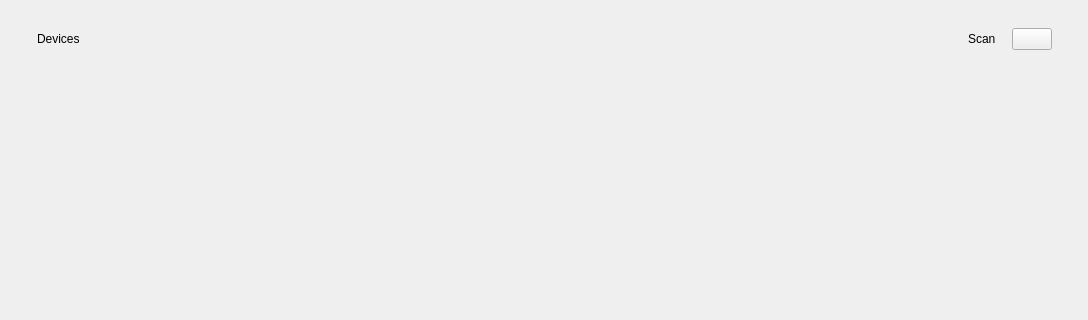
Old version of the form core/ui/scopyhomepage.ui in the repository JJuanill/scopy; both pictures show x 0 to 1088 and y 0 to 320 of the 1088 by 545 pixel window.
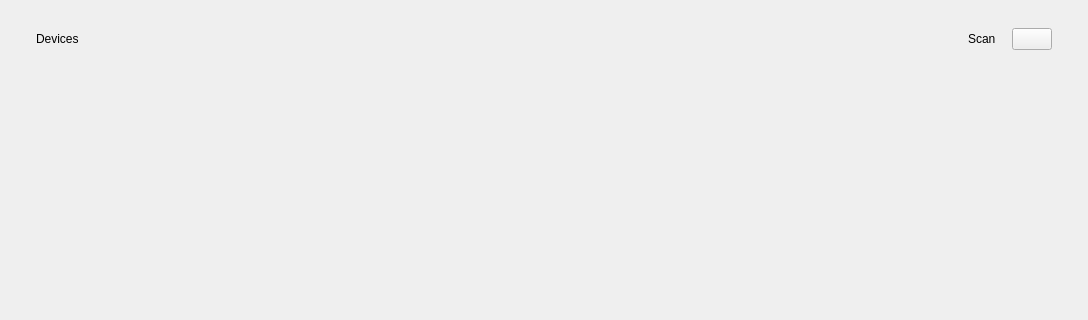
New version of the form. Custom widgets are drawn as their Qt base class.

Commit message: harmonic: Changed homepage button icons and color

Patch:
```diff
--- a/core/ui/scopyhomepage.ui
+++ b/core/ui/scopyhomepage.ui
@@ -62,7 +62,7 @@
          <widget class="QWidget" name="DeviceListHeader" native="true">
           <layout class="QHBoxLayout" name="horizontalLayout_2">
            <property name="leftMargin">
-            <number>16</number>
+            <number>15</number>
            </property>
            <property name="topMargin">
             <number>8</number>
```
The commit also changes 3 other files.
